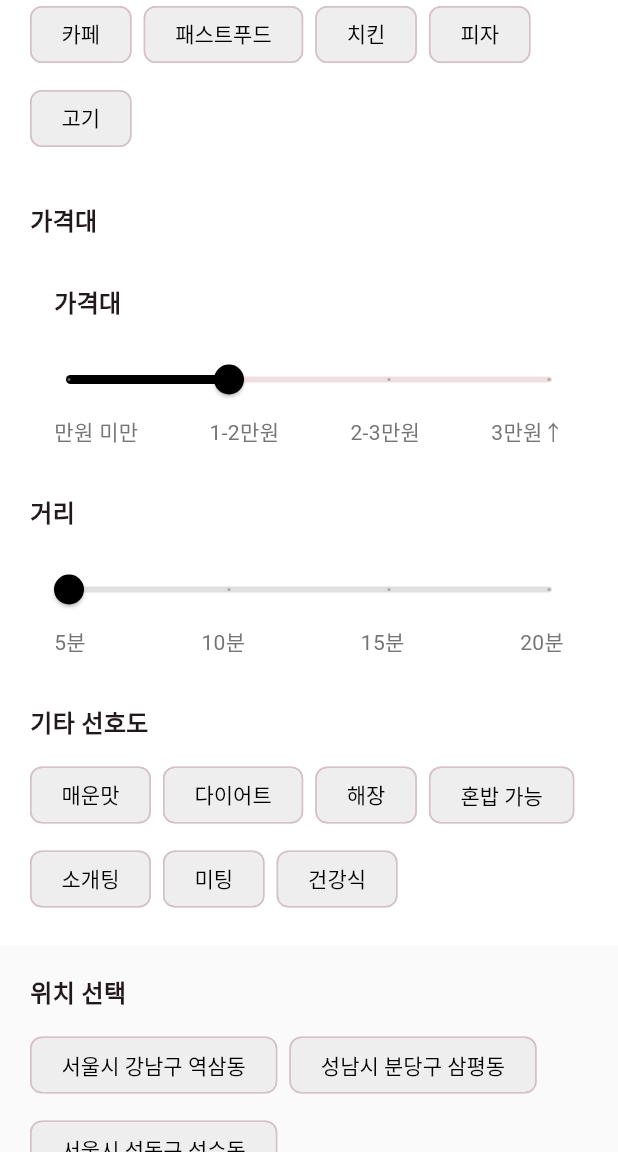
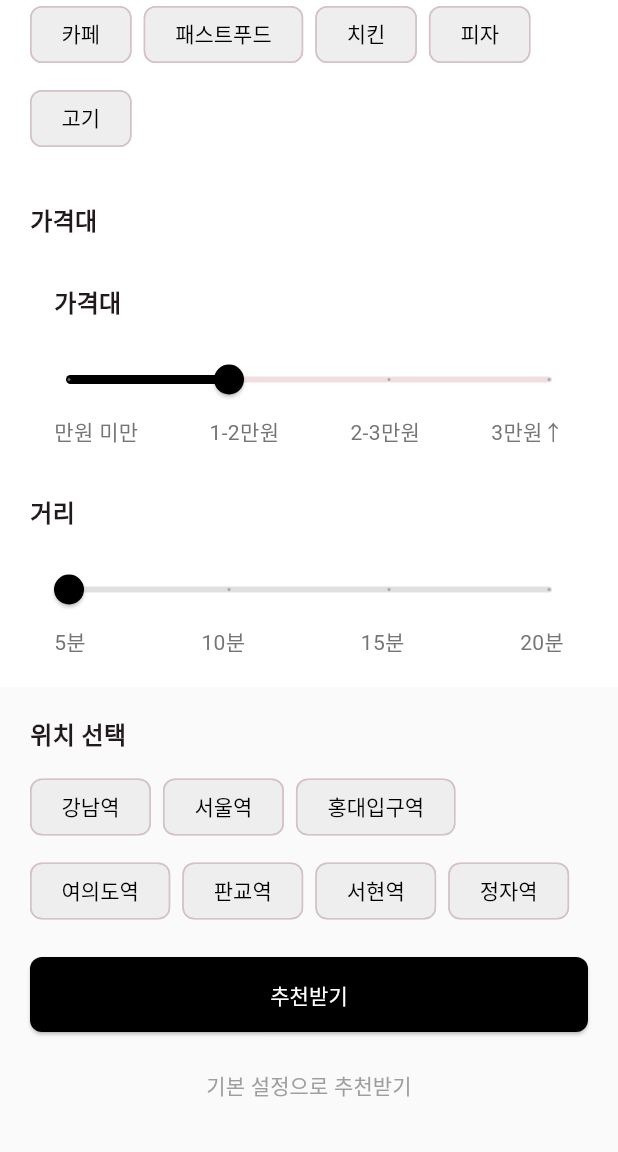
Before and after one commit to unknownstarter/my-lunch-web, a Flutter app: the screen it shows after launch, scrolled down 133 dp, on a phone screen of 412 x 824 dp, the part 84-1236 px from its top. Run offline on Flutter 3.47's test engine with Material 3 defaults, Android fonts, the phone set to English and light mode, and no system bars; our stand-ins replace cloud_firestore, firebase_analytics, firebase_core, geocoding, geolocator; accounts and stored records are empty.

Commit message:
feat: Add random search test and remove preference selector

```diff
--- a/lib/screens/home_screen.dart
+++ b/lib/screens/home_screen.dart
@@ -1,9 +1,10 @@
 import 'package:flutter/material.dart';
+import 'package:flutter/foundation.dart';
 import '../widgets/food_type_selector.dart';
 import '../widgets/price_range_slider.dart';
 import '../widgets/distance_slider.dart';
-import '../widgets/preference_selector.dart';
 import '../services/analytics_service.dart';
+import '../services/naver_api_service.dart';
 
 class HomeScreen extends StatefulWidget {
   const HomeScreen({super.key});
@@ -14,12 +15,20 @@ class HomeScreen extends StatefulWidget {
 
 class _HomeScreenState extends State<HomeScreen> {
   final AnalyticsService _analytics = AnalyticsService();
+  final NaverApiService _apiService = NaverApiService();
   List<String> selectedFoodTypes = [];
   double selectedPriceRange = 1.0;
   double selectedDistance = 5.0;
-  String? selectedPreference;
   String? selectedLocation;
-  final locations = ['서울시 강남구 역삼동', '성남시 분당구 삼평동', '서울시 성동구 성수동'];
+  final locations = [
+    '강남역',
+    '서울역',
+    '홍대입구역',
+    '여의도역',
+    '판교역',
+    '서현역',
+    '정자역',
+  ];
 
   @override
   void initState() {
@@ -75,11 +84,10 @@ class _HomeScreenState extends State<HomeScreen> {
   void _searchRestaurants({bool useDefault = false}) {
     if (useDefault) {
       Navigator.pushNamed(context, '/results', arguments: {
-        'foodTypes': ['한식'],
-        'location': '서울시 강남구 역삼동',
-        'price': '만원대',
-        'distance': '10분',
-        'preference': '맛집',
+        'foodTypes': ['맛집'],
+        'location': '강남역',
+        'price': '1-2만원',
+        'distance': '도보 10분',
       });
       return;
     }
@@ -103,7 +111,6 @@ class _HomeScreenState extends State<HomeScreen> {
       location: selectedLocation ?? '',
       price: _getPriceLabel(selectedPriceRange),
       distance: _getDistanceLabel(selectedDistance),
-      preference: selectedPreference,
     );
 
     Navigator.pushNamed(context, '/results', arguments: {
@@ -111,21 +118,55 @@ class _HomeScreenState extends State<HomeScreen> {
       'location': selectedLocation,
       'price': _getPriceLabel(selectedPriceRange),
       'distance': _getDistanceLabel(selectedDistance),
-      'preference': selectedPreference ?? '맛집',
     });
   }
 
   String _getPriceLabel(double value) {
-    if (value <= 1) return '만원대';
-    if (value <= 2) return '2만원대';
-    return '3만원대';
+    if (value <= 1) return '1만원 이하';
+    if (value <= 2) return '1-2만원';
+    if (value <= 3) return '2-3만원';
+    return '3만원 이상';
   }
 
   String _getDistanceLabel(double value) {
-    if (value <= 5) return '5분 이내';
-    if (value <= 10) return '10분';
-    if (value <= 15) return '15분';
-    return '20분 이상';
+    if (value <= 0.5) return '도보 5분';
+    if (value <= 1.0) return '도보 10분';
+    if (value <= 1.5) return '도보 15분';
+    return '도보 20분';
+  }
+
+  Future<void> _testRandomSearch() async {
+    final testLocations = ['강남역', '서울역', '홍대입구역'];
+    final testFoodTypes = ['맛집', '한식', '중식', '일식'];
+
+    final randomLocation =
+        testLocations[DateTime.now().millisecond % testLocations.length];
+    final randomFoodType =
+        testFoodTypes[DateTime.now().second % testFoodTypes.length];
+
+    try {
+      final response = await _apiService.searchRestaurants(
+        randomFoodType,
+        location: randomLocation,
+        maxDistance: 1.0,
+        priceRange: '',
+      );
+
+      if (!mounted) return;
+
+      ScaffoldMessenger.of(context).showSnackBar(
+        SnackBar(
+          content: Text('테스트 결과: ${response.length}개 검색됨\n'
+              '검색어: $randomLocation $randomFoodType\n'
+              '${response.isNotEmpty ? "첫번째 결과: ${response.first.name}" : ""}'),
+          duration: const Duration(seconds: 5),
+        ),
+      );
+    } catch (e) {
+      ScaffoldMessenger.of(context).showSnackBar(
+        SnackBar(content: Text('테스트 실패: ${e.toString()}')),
+      );
+    }
   }
 
   @override
@@ -184,13 +225,6 @@ class _HomeScreenState extends State<HomeScreen> {
                       setState(() => selectedDistance = value);
                     },
                   ),
-                  const SizedBox(height: 32),
-                  PreferenceSelector(
-                    selectedPreference: selectedPreference,
-                    onSelected: (pref) {
-                      setState(() => selectedPreference = pref);
-                    },
-                  ),
                 ],
               ),
             ),
@@ -202,7 +236,7 @@ class _HomeScreenState extends State<HomeScreen> {
                   _buildLocationSection(),
                   const SizedBox(height: 20),
                   ElevatedButton(
-                    onPressed: () => _searchRestaurants(useDefault: true),
+                    onPressed: () => _searchRestaurants(),
                     child: const Text('추천받기'),
                   ),
                   const SizedBox(height: 12),
@@ -213,6 +247,16 @@ class _HomeScreenState extends State<HomeScreen> {
                       style: TextStyle(color: Colors.grey),
                     ),
                   ),
+                  if (kDebugMode) ...[
+                    const SizedBox(height: 12),
+                    TextButton(
+                      onPressed: _testRandomSearch,
+                      child: const Text(
+                        '무작위 검색 테스트',
+                        style: TextStyle(color: Colors.blue),
+                      ),
+                    ),
+                  ],
                 ],
               ),
             ),
```
